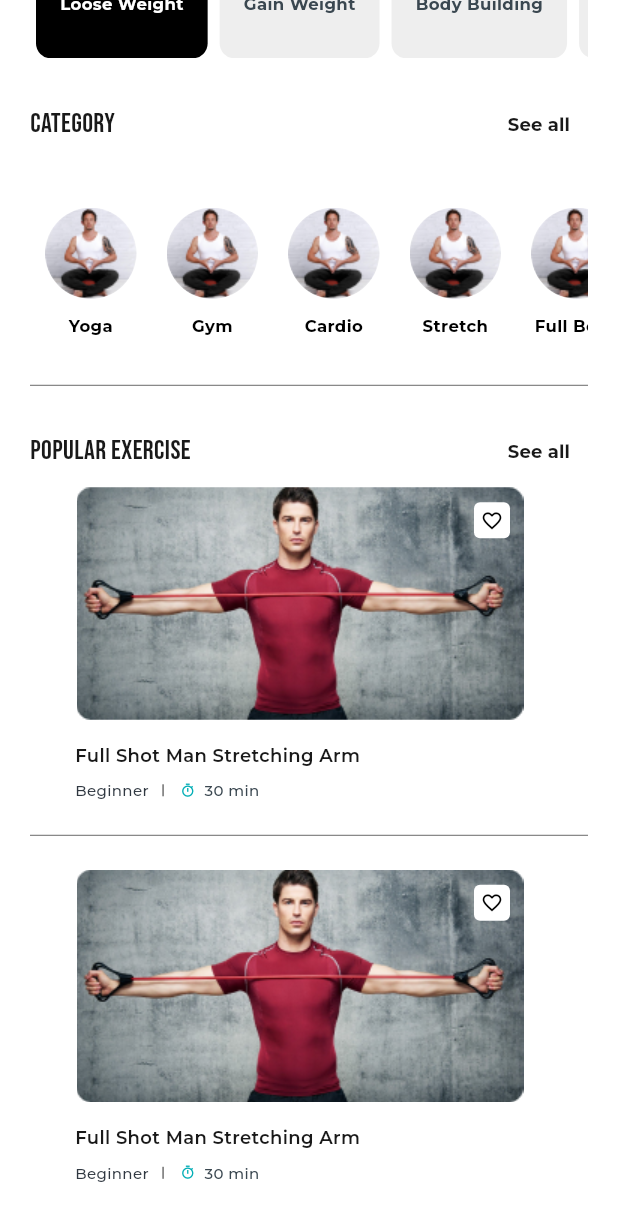
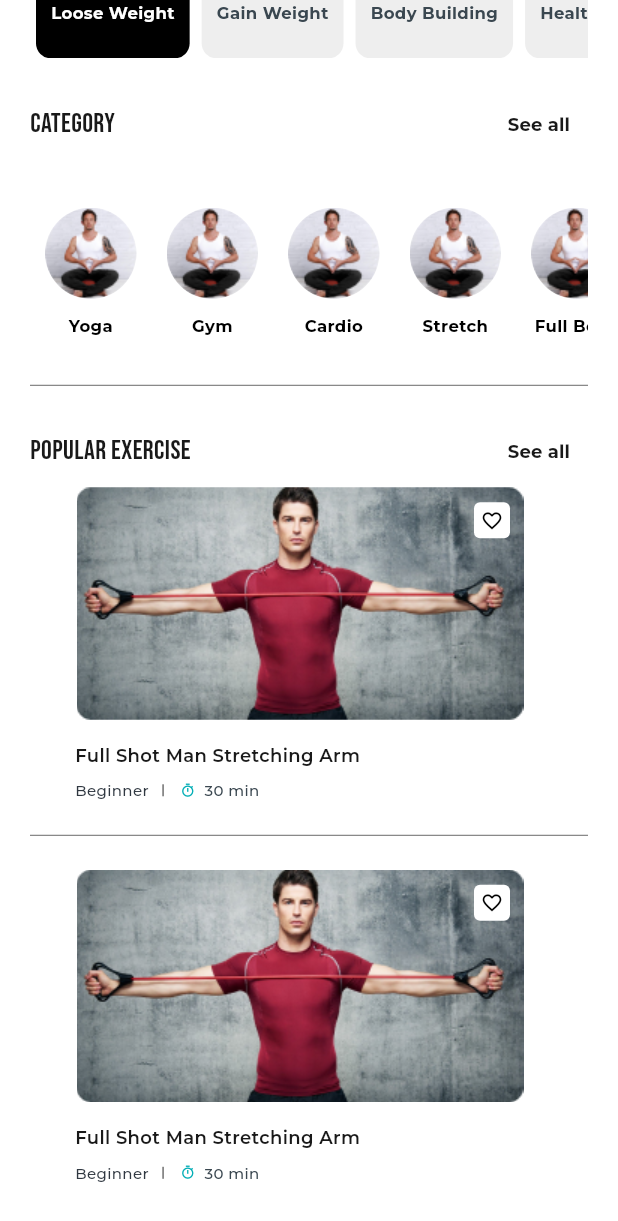
Before and after one commit to Mohamedali0219/FitTrack_App, a Flutter app: the HomeScreen screen opened directly, scrolled down 576 dp, on a phone screen of 412 x 824 dp. Shown: the top 1221 px of the screen. Run offline on Flutter 3.47's test engine with Material 3 defaults, Android fonts, the phone set to English and light mode, and no system bars; our stand-ins replace bloc, country_code_picker, dio, flutter_screenutil, flutter_svg, flutter_zoom_drawer and 1 more; network calls fail; project files that could hold a hidden picture were left out.

Commit message:
update: goal type widget

```diff
--- a/lib/features/home/ui/widget/goal_type_widget/goal_types_items.dart
+++ b/lib/features/home/ui/widget/goal_type_widget/goal_types_items.dart
@@ -12,12 +12,13 @@ class GoalTypesItems extends StatelessWidget {
   @override
   Widget build(BuildContext context) {
     return Container(
-      padding: const EdgeInsets.all(16),
+      padding: const EdgeInsets.all(10),
       margin: const EdgeInsets.only(right: 4, left: 4),
       decoration: BoxDecoration(
         color: isSelected ? ColorsManager.blackColor : Colors.grey[200],
         borderRadius: BorderRadius.circular(10),
       ),
+      child: Center(
         child: Text(
           goalType,
           style: TextStyles.styleBold(
@@ -28,6 +29,7 @@ class GoalTypesItems extends StatelessWidget {
                 : ColorsManager.textSecondaryColor,
           ),
         ),
+      ),
     );
   }
 }
```
Lines whose indentation alone changed are shown as unchanged.
